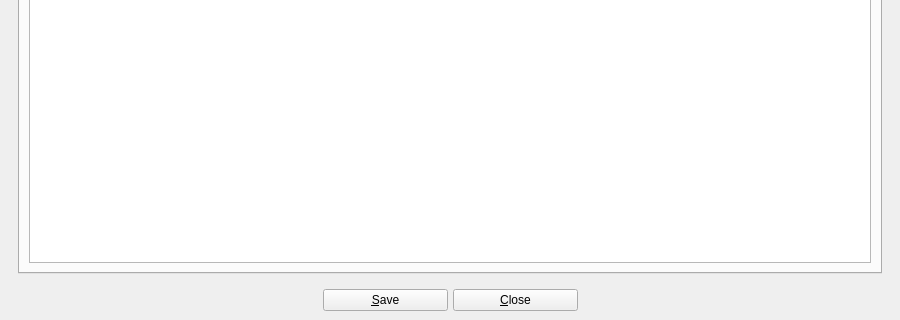
Above: UI/biblioteq_otheroptions.ui from textbrowser/biblioteq before the change; both pictures show x 0 to 900 and y 480 to 800 of the 900 by 800 pixel window. Below: the same form after it.
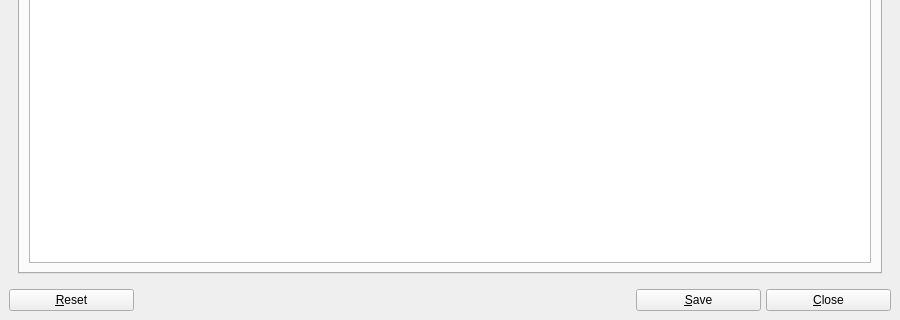
That is the form after the change. Icons and pictures are not drawn. Custom widgets are drawn as their Qt base class.

Commit message: New Reset in Other Options.

Patch:
```diff
--- a/UI/biblioteq_otheroptions.ui
+++ b/UI/biblioteq_otheroptions.ui
@@ -1079,6 +1079,26 @@
       <property name="spacing">
        <number>5</number>
       </property>
+      <item>
+       <widget class="biblioteq_animated_push_button" name="reset">
+        <property name="minimumSize">
+         <size>
+          <width>125</width>
+          <height>0</height>
+         </size>
+        </property>
+        <property name="text">
+         <string>&amp;Reset</string>
+        </property>
+        <property name="icon">
+         <iconset resource="../Icons/icons.qrc">
+          <normaloff>:/16x16/reset.png</normaloff>:/16x16/reset.png</iconset>
+        </property>
+        <property name="shortcut">
+         <string>Ctrl+S</string>
+        </property>
+       </widget>
+      </item>
       <item>
        <spacer>
         <property name="orientation">
@@ -1132,19 +1152,6 @@
         </property>
        </widget>
       </item>
-      <item>
-       <spacer>
-        <property name="orientation">
-         <enum>Qt::Horizontal</enum>
-        </property>
-        <property name="sizeHint" stdset="0">
-         <size>
-          <width>40</width>
-          <height>20</height>
-         </size>
-        </property>
-       </spacer>
-      </item>
      </layout>
     </item>
    </layout>
```
Left out of the diff: 1 changed line with no effect on the pictures. The commit also changes 3 other files.
